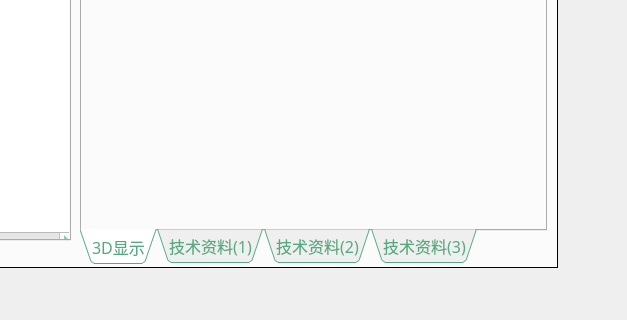
The window that ui/MainGui.ui (qunat/FengXing-select-software) describes before a commit, drawn with Qt 5; both pictures show x 244 to 871 and y 373 to 693 of the 952 by 693 pixel window.
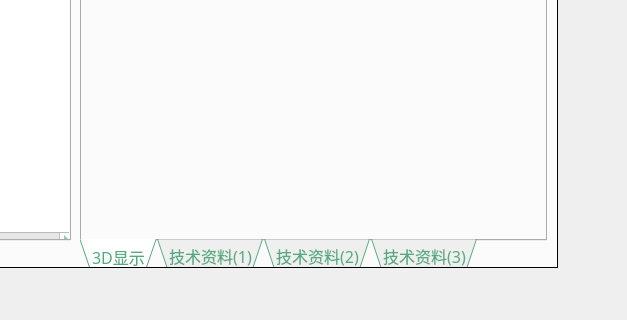
The same window after the commit. Icons and pictures are not drawn.

What changed in the file:
```diff
--- a/ui/MainGui.ui
+++ b/ui/MainGui.ui
@@ -316,7 +316,7 @@
           <x>310</x>
           <y>10</y>
           <width>467</width>
-          <height>581</height>
+          <height>591</height>
          </rect>
         </property>
         <property name="font">
```
